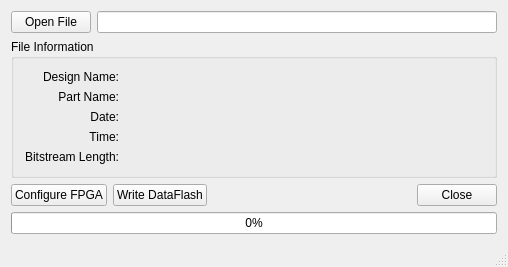
ILoveSpeccy/Aeon-Lite, file tools/aeon loader/mainwindow.ui: the form before one commit.
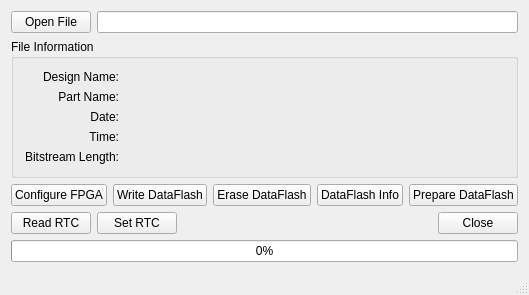
The form after the commit. Icons and pictures are not drawn.

Commit message: fix DataFlash, added RTC read/write

```diff
--- a/tools/aeon loader/mainwindow.ui
+++ b/tools/aeon loader/mainwindow.ui
@@ -7,7 +7,7 @@
     <x>0</x>
     <y>0</y>
     <width>501</width>
-    <height>251</height>
+    <height>282</height>
    </rect>
   </property>
   <property name="sizePolicy">
@@ -30,17 +30,17 @@
      <verstretch>0</verstretch>
     </sizepolicy>
    </property>
-   <layout class="QGridLayout" name="gridLayout">
+   <layout class="QGridLayout" name="gridLayout_4">
     <item row="0" column="0">
-     <layout class="QHBoxLayout" name="horizontalLayout">
-      <item>
+     <layout class="QGridLayout" name="gridLayout">
+      <item row="0" column="0">
        <widget class="QPushButton" name="pushButtonOpenFile">
         <property name="text">
          <string>Open File</string>
         </property>
        </widget>
       </item>
-      <item>
+      <item row="0" column="1">
        <widget class="QLineEdit" name="lineFileName">
         <property name="minimumSize">
          <size>
@@ -173,8 +173,21 @@
      </widget>
     </item>
     <item row="2" column="0">
-     <layout class="QHBoxLayout" name="horizontalLayout_2">
-      <item>
+     <layout class="QGridLayout" name="gridLayout_2">
+      <item row="0" column="5">
+       <spacer name="horizontalSpacer">
+        <property name="orientation">
+         <enum>Qt::Horizontal</enum>
+        </property>
+        <property name="sizeHint" stdset="0">
+         <size>
+          <width>40</width>
+          <height>20</height>
+         </size>
+        </property>
+       </spacer>
+      </item>
+      <item row="0" column="0">
        <widget class="QPushButton" name="pushButtonConfigureFPGA">
         <property name="sizePolicy">
          <sizepolicy hsizetype="Minimum" vsizetype="Fixed">
@@ -187,15 +200,40 @@
         </property>
        </widget>
       </item>
-      <item>
+      <item row="0" column="1">
        <widget class="QPushButton" name="pushButtonWriteDataflash">
         <property name="text">
          <string>Write DataFlash</string>
         </property>
        </widget>
       </item>
-      <item>
-       <spacer name="horizontalSpacer">
+      <item row="0" column="3">
+       <widget class="QPushButton" name="pushButtonStatusDataflash">
+        <property name="text">
+         <string>DataFlash Info</string>
+        </property>
+       </widget>
+      </item>
+      <item row="0" column="2">
+       <widget class="QPushButton" name="pushButtonEraseDataflash">
+        <property name="text">
+         <string>Erase DataFlash</string>
+        </property>
+       </widget>
+      </item>
+      <item row="0" column="4">
+       <widget class="QPushButton" name="pushButtonPrepareDataflash">
+        <property name="text">
+         <string>Prepare DataFlash</string>
+        </property>
+       </widget>
+      </item>
+     </layout>
+    </item>
+    <item row="3" column="0">
+     <layout class="QGridLayout" name="gridLayout_3">
+      <item row="1" column="2">
+       <spacer name="horizontalSpacer_2">
         <property name="orientation">
          <enum>Qt::Horizontal</enum>
         </property>
@@ -207,7 +245,21 @@
         </property>
        </spacer>
       </item>
-      <item>
+      <item row="1" column="1">
+       <widget class="QPushButton" name="pushButtonSetRTC">
+        <property name="text">
+         <string>Set RTC</string>
+        </property>
+       </widget>
+      </item>
+      <item row="1" column="0">
+       <widget class="QPushButton" name="pushButtonReadRTC">
+        <property name="text">
+         <string>Read RTC</string>
+        </property>
+       </widget>
+      </item>
+      <item row="1" column="3">
        <widget class="QPushButton" name="pushButton">
         <property name="text">
          <string>Close</string>
@@ -216,7 +268,7 @@
       </item>
      </layout>
     </item>
-    <item row="3" column="0">
+    <item row="4" column="0">
      <widget class="QProgressBar" name="progressBar">
       <property name="value">
        <number>0</number>
```
The commit also changes 5 other files.
